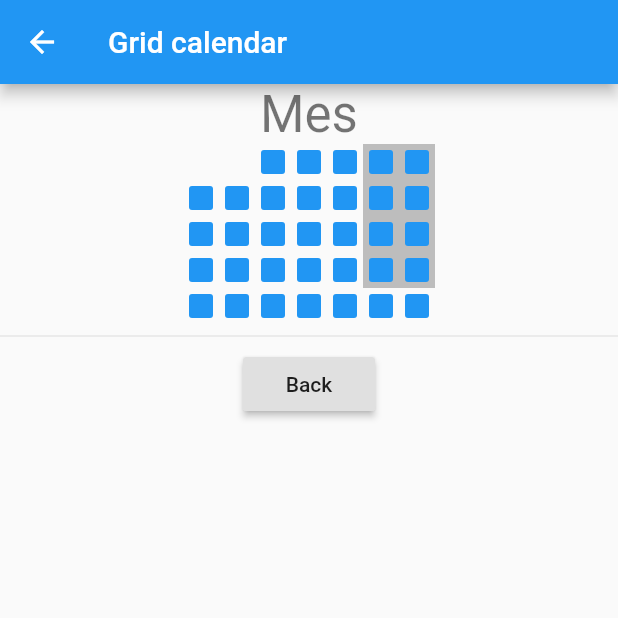
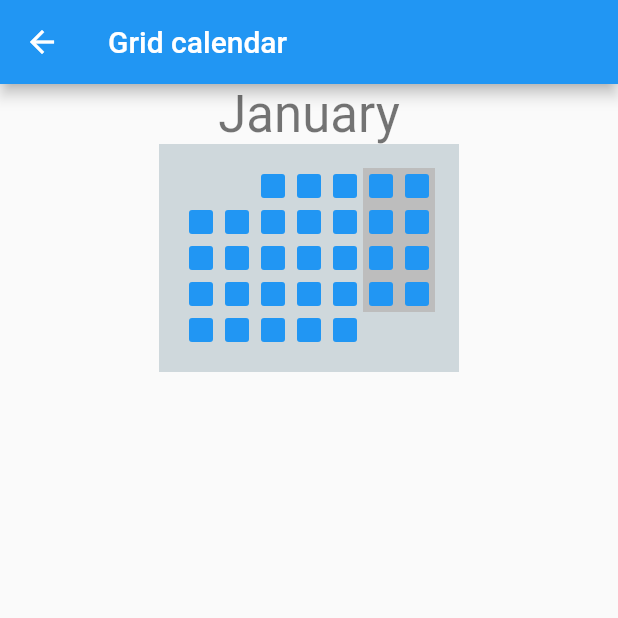
Before and after one commit to fgcan10/chart_components, a Flutter app: the CalendarGridPage screen opened by its route, on a phone screen of 412 x 824 dp, the top half of it. Run offline on Flutter 3.47's test engine with Material 2 defaults, Android fonts, the phone set to English and light mode, and no system bars.

Commit message:
Calendar grid

```diff
--- a/example/lib/calendar_grid_page.dart
+++ b/example/lib/calendar_grid_page.dart
@@ -16,26 +16,25 @@ class _CalendarGridPageState extends State<CalendarGridPage> {
         title: Text('Grid calendar'),
       ),
       body: Column(
+        crossAxisAlignment: CrossAxisAlignment.center,
         children: <Widget>[
           Container(
             child: Text(
-              'Mes',
+              'January',
               style: Theme.of(context).textTheme.display1,
             ),
           ),
-          Container(
-            child: CalendarGrid(
-              year: 2020,
-              month: 1,
+          Center(
+            child: Container(
+              padding: EdgeInsets.all(16),
+              width: 200,
+              color: Colors.blueGrey.shade100,
+              child: CalendarGrid(
+                year: 2020,
+                month: 1,
+              ),
             ),
           ),
-          Divider(),
-          RaisedButton(
-            child: Text('Back'),
-            onPressed: () {
-              Navigator.pop(context);
-            },
-          )
         ],
       ),
     );
--- a/lib/calendar_grid_component.dart
+++ b/lib/calendar_grid_component.dart
@@ -53,33 +53,48 @@ class CalendarGrid extends StatelessWidget {
     int dayofweek = DateTime(year, month, dayOfMonth).weekday;
     List<Widget> ret = [];
     for (int i = 1; i < dayofweek; i++) {
-      ret.add(Container(
+      ret.add(_getEmtpyGridItem());
+    }
+    return ret;
+  }
+
+  Widget _getEmtpyGridItem() {
+    return Container(
       height: dailyItemSize,
       width: dailyItemSize,
       margin: EdgeInsets.all(4),
-      ));
-    }
-    return ret;
+    );
   }
 
   List<Widget> _generateWeekContainers(int dayOfMonth, BuildContext context) {
     List<Widget> ret = [];
     DateTime newDay = DateTime(year, month, dayOfMonth);
     DateTime thismoment = DateTime.now();
-    int dayofweek = newDay.weekday;
-    for (int i = dayofweek; i < 8 && dayOfMonth < 32; i++) {
+
+    int maxday = _lastDayOfTheMonth(newDay.month);
+    for (int i = newDay.weekday; i < 8; i++) {
+      if (newDay.day <= maxday && newDay.month == month) {
         ret.add(Container(
-        child: _getContainerOfDay(newDay, context),
+          child: _getDayGridItem(newDay, context),
           color: (i > 5 && newDay.isBefore(thismoment))
               ? Colors.grey.shade400
               : null,
         ));
+      } else {
+        ret.add(_getEmtpyGridItem());
+      }
       newDay = newDay.add(const Duration(days: 1));
     }
     return ret;
   }
 
-  Widget _getContainerOfDay(DateTime newDay, BuildContext context) {
+  int _lastDayOfTheMonth(int day) {
+    DateTime dt =
+        DateTime(month == 12 ? year + 1 : year, month == 12 ? 1 : month + 1, 0);
+    return dt.day;
+  }
+
+  Widget _getDayGridItem(DateTime newDay, BuildContext context) {
     return Container(
       margin: EdgeInsets.all(4),
       height: dailyItemSize,
```
Lines whose indentation alone changed are shown as unchanged.
